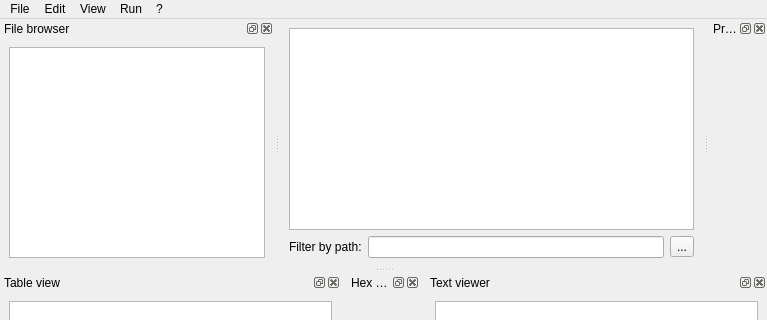
The window that src/mainwindow.ui (OSLL/sca) describes before a commit, drawn with Qt 5; both pictures show x 0 to 767 and y 0 to 320 of the 767 by 524 pixel window.
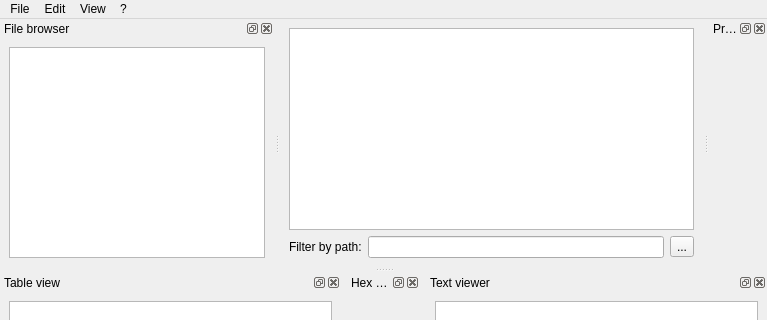
The same window after the commit. Custom widgets are drawn as their Qt base class.

Commit message: #5053: Run Command menu was removed

The edit to the form file:
```diff
--- a/src/mainwindow.ui
+++ b/src/mainwindow.ui
@@ -103,16 +103,9 @@
     </widget>
     <addaction name="menuViews"/>
    </widget>
-   <widget class="QMenu" name="menuRun">
-    <property name="title">
-     <string>Run</string>
-    </property>
-    <addaction name="actionCustomCommand"/>
-   </widget>
    <addaction name="menuFile"/>
    <addaction name="menuEdit"/>
    <addaction name="menuView"/>
-   <addaction name="menuRun"/>
    <addaction name="menu"/>
   </widget>
   <widget class="QStatusBar" name="statusbar"/>
```
The commit also changes 2 other files.
